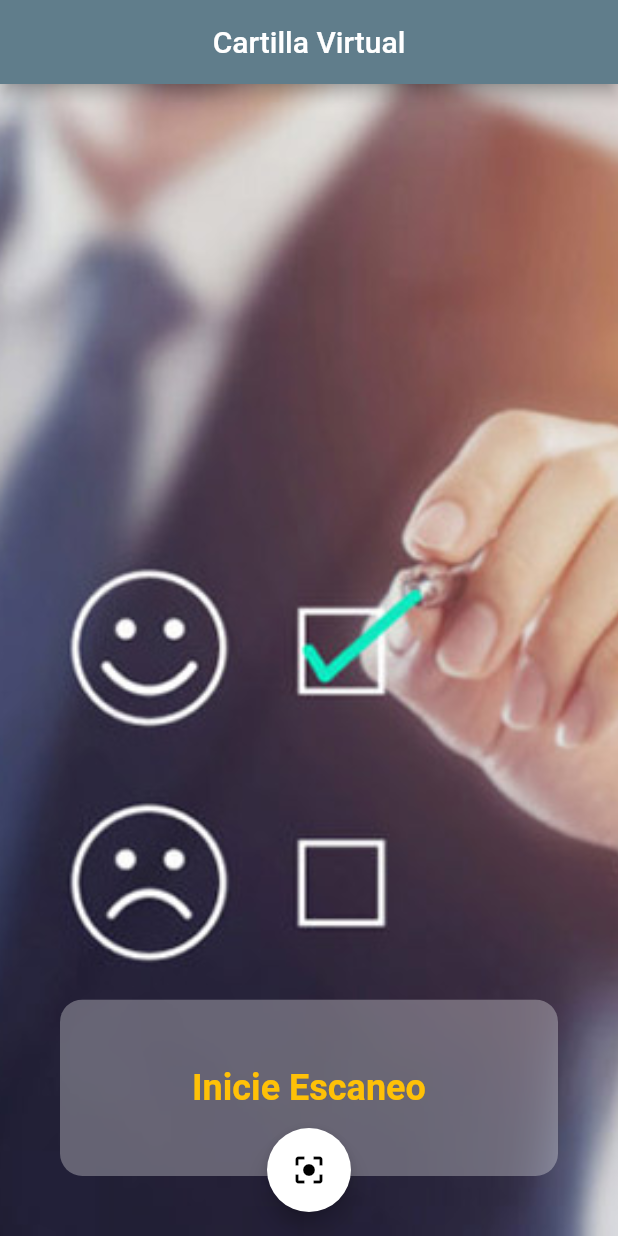
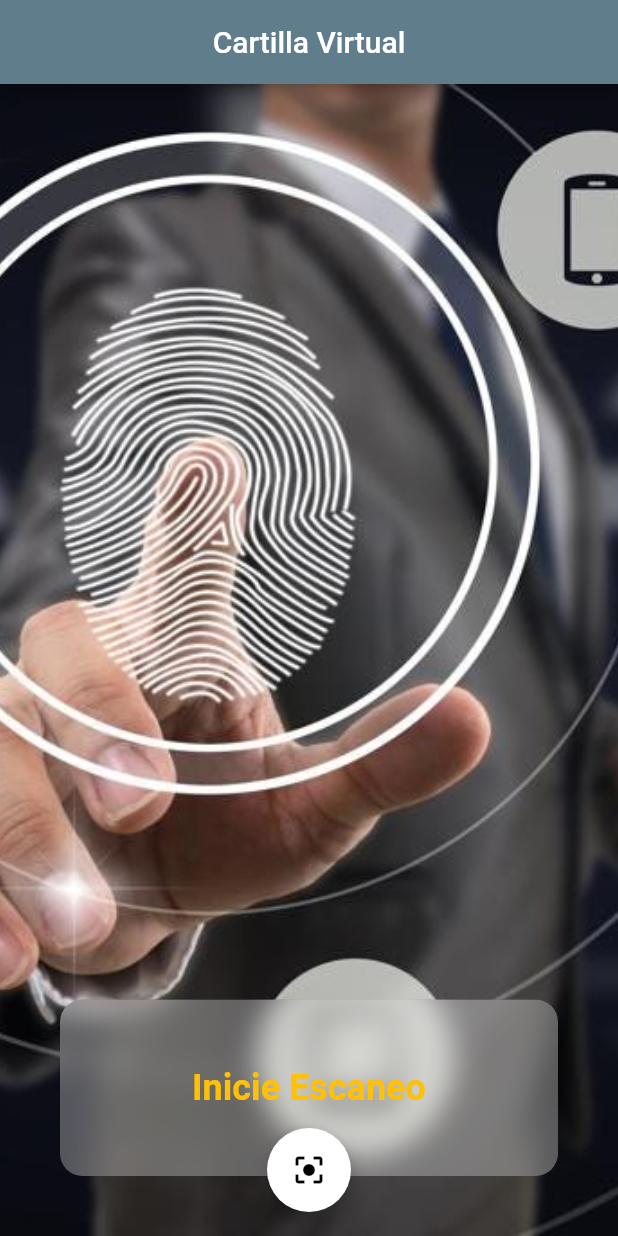
Before and after one commit to FSALVA157/fl_cartilla_firebase, a Flutter app: the screen it shows after launch, on a phone screen of 412 x 824 dp. Run offline on Flutter 3.47's test engine with Material 2 defaults, Android fonts, the phone set to English and light mode, and no system bars; our stand-ins replace cloud_firestore, firebase_core; missing offline and left inert: flutter_barcode_scanner, stylish_dialog; accounts and stored records are empty; Roboto replaces fonts that are missing (Montserrat).

Commit message:
first commit

```diff
--- a/lib/main.dart
+++ b/lib/main.dart
@@ -1,6 +1,6 @@
-import 'package:cartilla_flutter/pages/details_page.dart';
-import 'package:cartilla_flutter/pages/home_page.dart';
-import 'package:cartilla_flutter/providers/dni_provider.dart';
+import 'package:cartilla_firebase_fl/pages/details_page.dart';
+import 'package:cartilla_firebase_fl/pages/home_page.dart';
+import 'package:cartilla_firebase_fl/providers/dni_provider.dart';
 import 'package:flutter/material.dart';
 import 'package:provider/provider.dart';
 
--- a/lib/pages/details_page.dart
+++ b/lib/pages/details_page.dart
@@ -1,5 +1,5 @@
-import 'package:cartilla_flutter/models/personal_response.dart';
-import 'package:cartilla_flutter/providers/dni_provider.dart';
+import 'package:cartilla_firebase_fl/models/personal_response.dart';
+import 'package:cartilla_firebase_fl/providers/dni_provider.dart';
 import 'package:flutter/material.dart';
 import 'package:provider/provider.dart';
 import 'package:stylish_dialog/stylish_dialog.dart';
--- a/lib/pages/home_page.dart
+++ b/lib/pages/home_page.dart
@@ -1,6 +1,6 @@
-import 'package:cartilla_flutter/providers/dni_provider.dart';
-import 'package:cartilla_flutter/widgets/fondo_bienvenida.dart';
-import 'package:cartilla_flutter/widgets/scan_button.dart';
+import 'package:cartilla_firebase_fl/providers/dni_provider.dart';
+import 'package:cartilla_firebase_fl/widgets/fondo_bienvenida.dart';
+import 'package:cartilla_firebase_fl/widgets/scan_button.dart';
 import 'package:flutter/material.dart';
 import 'package:provider/provider.dart';
 
--- a/lib/services/visita_service.dart
+++ b/lib/services/visita_service.dart
@@ -1,6 +1,6 @@
 import 'dart:convert';
 import 'package:http/http.dart' as http;
-import 'package:cartilla_flutter/models/personal_response.dart';
+import 'package:cartilla_firebase_fl/models/personal_response.dart';
 
 class VisitaService {
   String _baseURL = 'servidorcuerpospps.herokuapp.com';
--- a/lib/widgets/fondo_bienvenida.dart
+++ b/lib/widgets/fondo_bienvenida.dart
@@ -14,7 +14,7 @@ class FondoBienvenida extends StatelessWidget {
           height: MediaQuery.of(context).size.height,
           decoration: const BoxDecoration(
               image: DecorationImage(
-                  fit: BoxFit.cover, image: AssetImage('assets/control.jpg'))),
+                  fit: BoxFit.cover, image: AssetImage('assets/access_layout_3.jpg'))),
         ),
         Container(
           alignment: Alignment.bottomCenter,
--- a/lib/widgets/scan_button.dart
+++ b/lib/widgets/scan_button.dart
@@ -1,6 +1,6 @@
-import 'package:cartilla_flutter/models/personal_response.dart';
-import 'package:cartilla_flutter/providers/dni_provider.dart';
-import 'package:cartilla_flutter/services/visita_service.dart';
+import 'package:cartilla_firebase_fl/models/personal_response.dart';
+import 'package:cartilla_firebase_fl/providers/dni_provider.dart';
+import 'package:cartilla_firebase_fl/services/visita_service.dart';
 import 'package:flutter/material.dart';
 import 'package:flutter_barcode_scanner/flutter_barcode_scanner.dart';
 import 'package:provider/provider.dart';
```
Also changed, not shown: lib/services/prohibidas_service.dart (added, +15 -0 lines), pubspec.yaml (+8 -14 lines), assets/access_layout_3.jpg (added), lib/firebase_options.dart (added), pubspec.lock, 6 other files.
